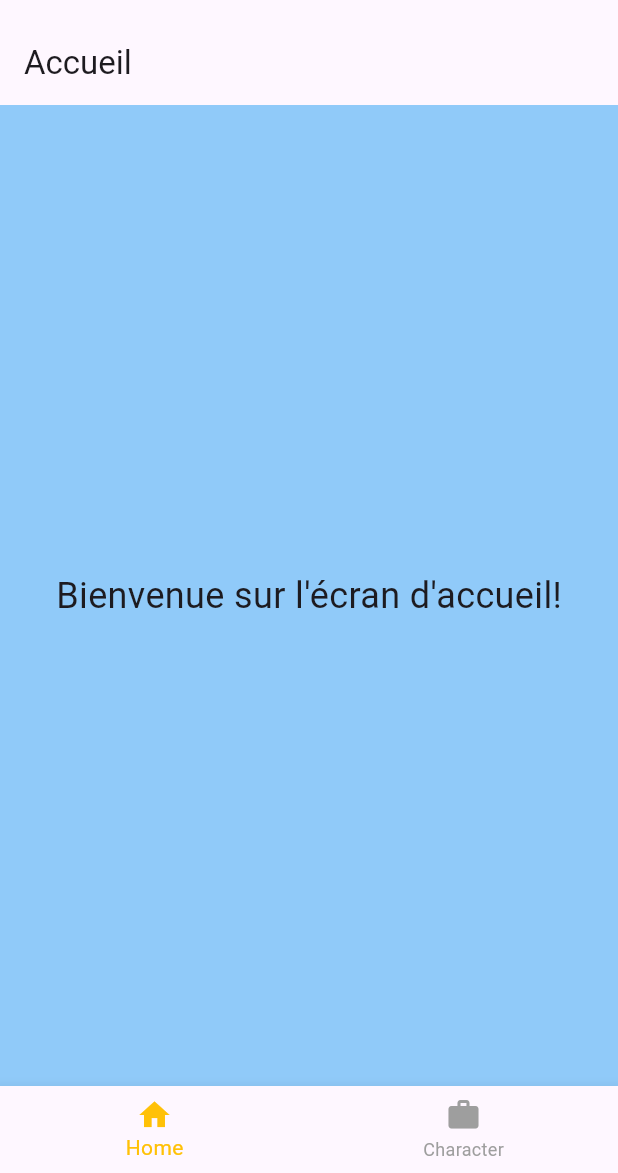
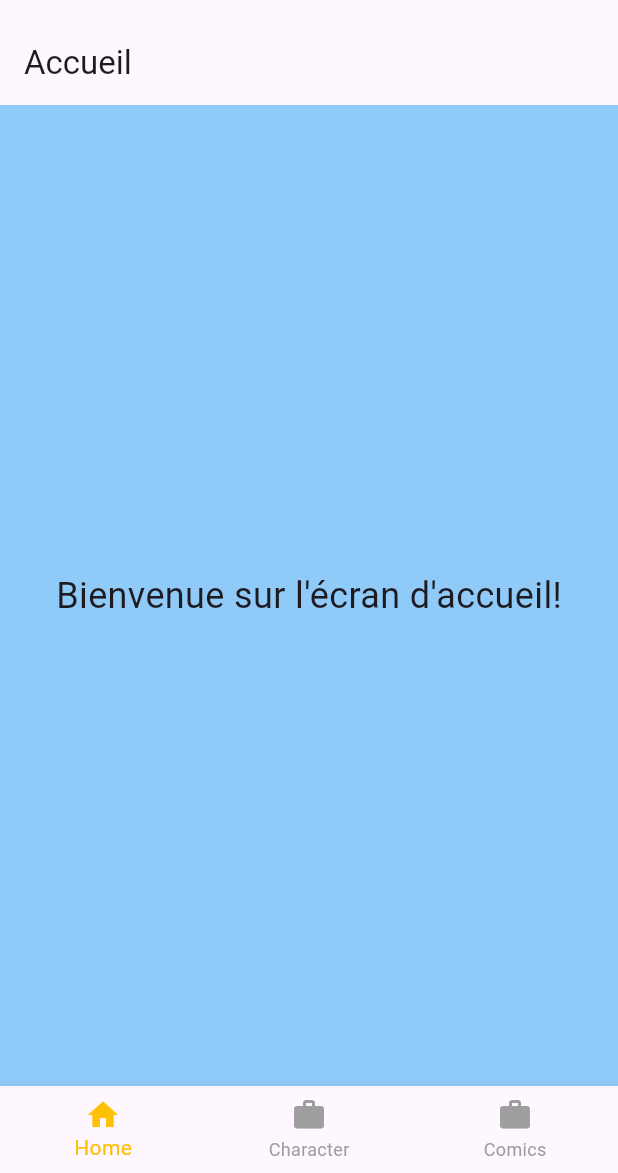
Before and after one commit to GanaF4ll/marvel_flutter, a Flutter app: the screen it shows after launch, on a phone screen of 412 x 824 dp, the part 63-1236 px from its top. Run offline on Flutter 3.47's test engine with Material 3 defaults, Android fonts, the phone set to English and light mode, and no system bars; Roboto replaces fonts that are missing (Montserrat).

Commit message:
:sparkles: comics screen

```diff
--- a/lib/navigation.dart
+++ b/lib/navigation.dart
@@ -1,6 +1,7 @@
 import 'package:flutter/material.dart';
 import './screens/home.dart';
 import './screens/character.dart';
+import './screens/comics.dart';
 
 class NavigationScreen extends StatefulWidget {
   const NavigationScreen({required Key key}) : super(key: key);
@@ -13,6 +14,7 @@ class _NavigationScreenState extends State<NavigationScreen> {
   final List<Widget> _screenList = [
     HomeScreen(),
     CharacterScreen(),
+    ComicScreen()
   ];
 
   @override
@@ -37,6 +39,10 @@ class _NavigationScreenState extends State<NavigationScreen> {
             icon: Icon(Icons.work),
             label: 'Character',
           ),
+          BottomNavigationBarItem(
+            icon: Icon(Icons.work),
+            label: 'Comics',
+          ),
         ],
       ),
     );
```
Also changed, not shown: lib/screens/comics.dart (added, +18 -0 lines).
